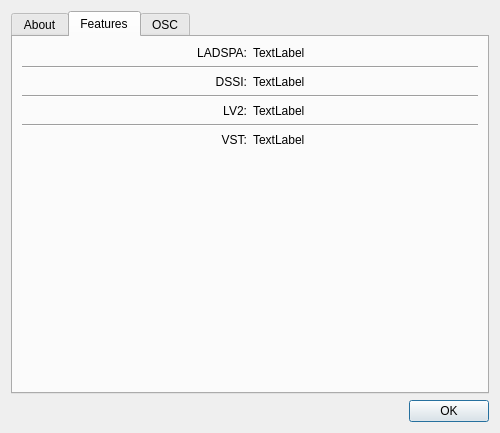
The window that resources/ui/carla_about.ui (falkTX/Carla) describes before a commit, drawn with Qt 5.
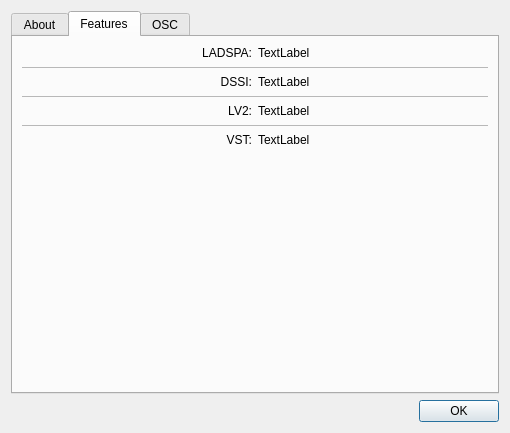
The same window after the commit. The open tabs and pages were chosen to show the change. Icons and pictures are not drawn.

```diff
--- a/resources/ui/carla_about.ui
+++ b/resources/ui/carla_about.ui
@@ -6,7 +6,7 @@
    <rect>
     <x>0</x>
     <y>0</y>
-    <width>484</width>
+    <width>510</width>
     <height>433</height>
    </rect>
   </property>
@@ -183,6 +183,12 @@
        </item>
        <item row="1" column="0" colspan="2">
         <widget class="Line" name="line">
+         <property name="lineWidth">
+          <number>0</number>
+         </property>
+         <property name="midLineWidth">
+          <number>1</number>
+         </property>
          <property name="orientation">
           <enum>Qt::Horizontal</enum>
          </property>
@@ -190,6 +196,12 @@
        </item>
        <item row="5" column="0" colspan="2">
         <widget class="Line" name="line_2">
+         <property name="lineWidth">
+          <number>0</number>
+         </property>
+         <property name="midLineWidth">
+          <number>1</number>
+         </property>
          <property name="orientation">
           <enum>Qt::Horizontal</enum>
          </property>
@@ -197,6 +209,12 @@
        </item>
        <item row="3" column="0" colspan="2">
         <widget class="Line" name="line_3">
+         <property name="lineWidth">
+          <number>0</number>
+         </property>
+         <property name="midLineWidth">
+          <number>1</number>
+         </property>
          <property name="orientation">
           <enum>Qt::Horizontal</enum>
          </property>
```
Left out of the diff: 18 changed lines with no effect on the pictures.
